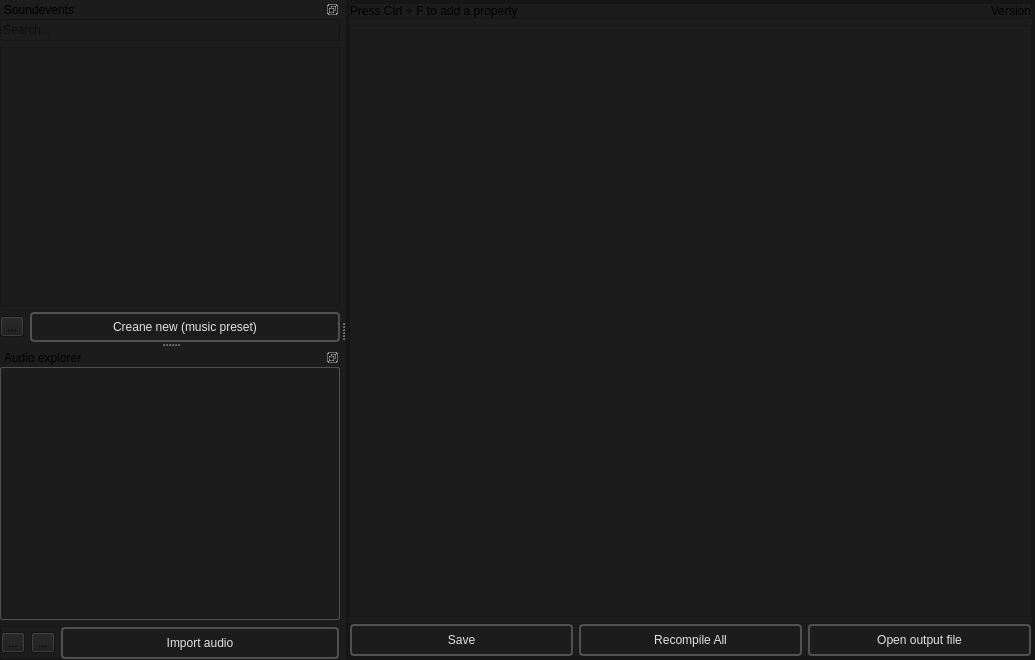
dertwist/Hammer5Tools, file soudevent_editor/soundevenet_editor_mainwindow.ui: the form before one commit.
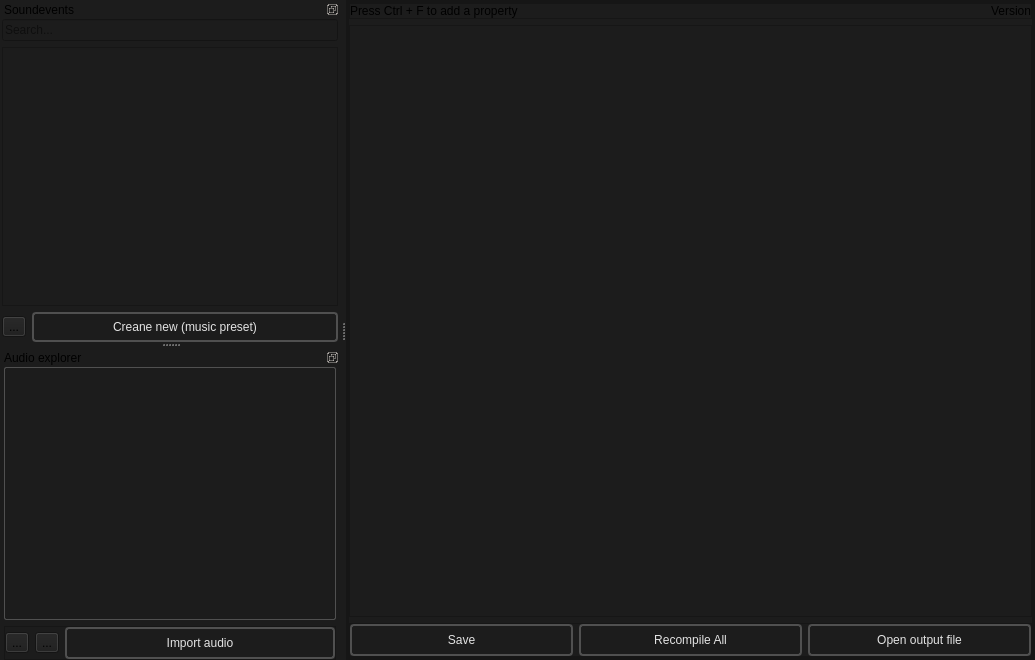
The form after the commit. Icons and pictures are not drawn.

```diff
--- a/soudevent_editor/soundevenet_editor_mainwindow.ui
+++ b/soudevent_editor/soundevenet_editor_mainwindow.ui
@@ -417,13 +417,13 @@
       <number>6</number>
      </property>
      <property name="leftMargin">
-      <number>0</number>
+      <number>2</number>
      </property>
      <property name="topMargin">
       <number>0</number>
      </property>
      <property name="rightMargin">
-      <number>0</number>
+      <number>2</number>
      </property>
      <property name="bottomMargin">
       <number>0</number>
@@ -533,13 +533,13 @@
       <number>6</number>
      </property>
      <property name="leftMargin">
-      <number>0</number>
+      <number>4</number>
      </property>
      <property name="topMargin">
       <number>0</number>
      </property>
      <property name="rightMargin">
-      <number>0</number>
+      <number>4</number>
      </property>
      <property name="bottomMargin">
       <number>0</number>
```
